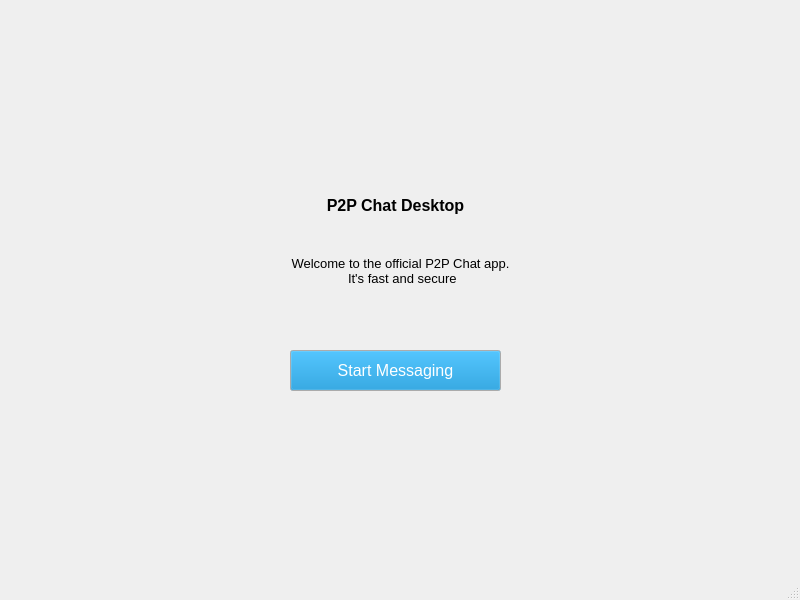
Qt form unregister.ui (VladimirTakeda/ChatClient) before a commit.
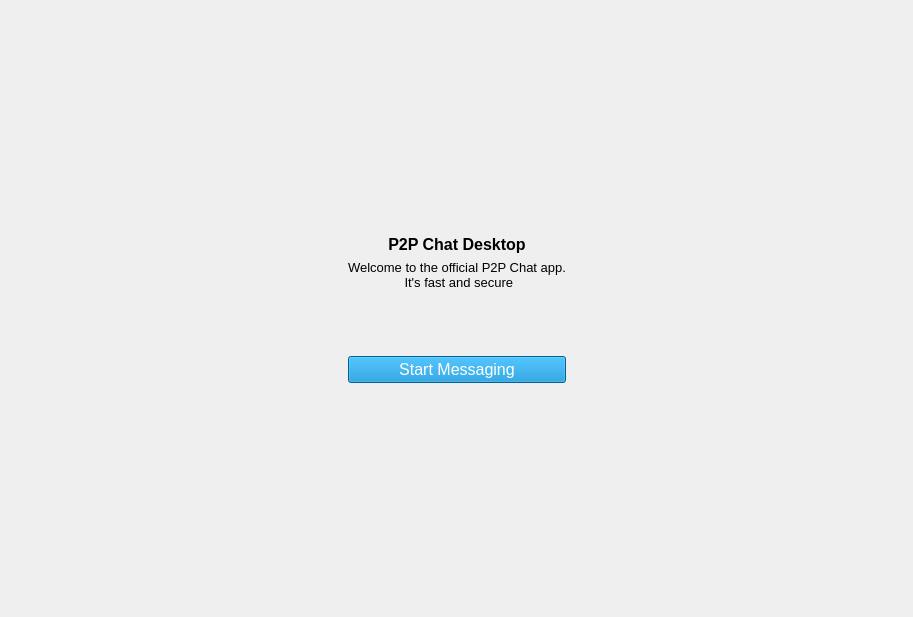
The same form after that commit.

Commit message: 1) added registration + chat + unregister widgets 2) added websocket client for chat widget 3) made http registration

What changed in the file:
```diff
--- a/unregister.ui
+++ b/unregister.ui
@@ -1,40 +1,93 @@
 <?xml version="1.0" encoding="UTF-8"?>
 <ui version="4.0">
- <class>MainWindow</class>
- <widget class="QMainWindow" name="MainWindow">
+ <class>UnregisteredUI</class>
+ <widget class="QWidget" name="UnregisteredUI">
   <property name="geometry">
    <rect>
     <x>0</x>
     <y>0</y>
-    <width>800</width>
-    <height>600</height>
+    <width>913</width>
+    <height>617</height>
    </rect>
   </property>
   <property name="windowTitle">
    <string>MainWindow</string>
   </property>
-  <widget class="QWidget" name="centralwidget">
+  <layout class="QHBoxLayout" name="horizontalLayout_2">
+   <item>
+    <layout class="QHBoxLayout" name="horizontalLayout">
+     <item>
+      <spacer name="horizontalSpacer">
+       <property name="orientation">
+        <enum>Qt::Horizontal</enum>
+       </property>
+       <property name="sizeHint" stdset="0">
+        <size>
+         <width>40</width>
+         <height>20</height>
+        </size>
+       </property>
+      </spacer>
+     </item>
+     <item>
+      <layout class="QVBoxLayout" name="verticalLayout" stretch="1,0,0,0,1">
+       <item>
+        <spacer name="verticalSpacer">
+         <property name="orientation">
+          <enum>Qt::Vertical</enum>
+         </property>
+         <property name="sizeHint" stdset="0">
+          <size>
+           <width>20</width>
+           <height>40</height>
+          </size>
+         </property>
+        </spacer>
+       </item>
+       <item>
+        <widget class="QLabel" name="label">
+         <property name="font">
+          <font>
+           <pointsize>12</pointsize>
+           <bold>true</bold>
+          </font>
+         </property>
+         <property name="text">
+          <string>P2P Chat Desktop</string>
+         </property>
+         <property name="textFormat">
+          <enum>Qt::PlainText</enum>
+         </property>
+         <property name="alignment">
+          <set>Qt::AlignCenter</set>
+         </property>
+        </widget>
+       </item>
+       <item>
+        <widget class="QLabel" name="label_2">
+         <property name="font">
+          <font>
+           <pointsize>10</pointsize>
+          </font>
+         </property>
+         <property name="text">
+          <string>Welcome to the official P2P Chat app.
+ It's fast and secure
+
+
+
+</string>
+         </property>
+         <property name="alignment">
+          <set>Qt::AlignCenter</set>
+         </property>
+        </widget>
+       </item>
+       <item>
    <widget class="QPushButton" name="pushButton">
-    <property name="geometry">
-     <rect>
-      <x>290</x>
-      <y>350</y>
-      <width>211</width>
-      <height>41</height>
-     </rect>
-    </property>
     <property name="palette">
      <palette>
       <active>
-       <colorrole role="WindowText">
-        <brush brushstyle="SolidPattern">
-         <color alpha="255">
-          <red>0</red>
-          <green>0</green>
-          <blue>0</blue>
-         </color>
-        </brush>
-       </colorrole>
        <colorrole role="Button">
         <brush brushstyle="SolidPattern">
          <color alpha="255">
@@ -53,17 +106,26 @@
          </color>
         </brush>
        </colorrole>
+            <colorrole role="Base">
+             <brush brushstyle="SolidPattern">
+              <color alpha="255">
+               <red>0</red>
+               <green>136</green>
+               <blue>204</blue>
+              </color>
+             </brush>
+            </colorrole>
+            <colorrole role="Window">
+             <brush brushstyle="SolidPattern">
+              <color alpha="255">
+               <red>0</red>
+               <green>136</green>
+               <blue>204</blue>
+              </color>
+             </brush>
+            </colorrole>
       </active>
       <inactive>
-       <colorrole role="WindowText">
-        <brush brushstyle="SolidPattern">
-         <color alpha="255">
-          <red>0</red>
-          <green>0</green>
-          <blue>0</blue>
-         </color>
-        </brush>
-       </colorrole>
        <colorrole role="Button">
         <brush brushstyle="SolidPattern">
          <color alpha="255">
@@ -82,6 +144,33 @@
          </color>
         </brush>
        </colorrole>
+            <colorrole role="Base">
+             <brush brushstyle="SolidPattern">
+              <color alpha="255">
+               <red>0</red>
+               <green>136</green>
+               <blue>204</blue>
+              </color>
+             </brush>
+            </colorrole>
+            <colorrole role="Window">
+             <brush brushstyle="SolidPattern">
+              <color alpha="255">
+               <red>0</red>
+               <green>136</green>
+               <blue>204</blue>
+              </color>
+             </brush>
+            </colorrole>
+            <colorrole role="Shadow">
+             <brush brushstyle="SolidPattern">
+              <color alpha="255">
+               <red>0</red>
+               <green>136</green>
+               <blue>204</blue>
+              </color>
+             </brush>
+            </colorrole>
       </inactive>
       <disabled>
        <colorrole role="Button">
@@ -93,6 +182,33 @@
          </color>
         </brush>
        </colorrole>
+            <colorrole role="ButtonText">
+             <brush brushstyle="SolidPattern">
+              <color alpha="255">
+               <red>255</red>
+               <green>255</green>
+               <blue>255</blue>
+              </color>
+             </brush>
+            </colorrole>
+            <colorrole role="Base">
+             <brush brushstyle="SolidPattern">
+              <color alpha="255">
+               <red>0</red>
+               <green>136</green>
+               <blue>204</blue>
+              </color>
+             </brush>
+            </colorrole>
+            <colorrole role="Window">
+             <brush brushstyle="SolidPattern">
+              <color alpha="255">
+               <red>0</red>
+               <green>136</green>
+               <blue>204</blue>
+              </color>
+             </brush>
+            </colorrole>
       </disabled>
      </palette>
     </property>
@@ -101,69 +217,48 @@
       <pointsize>12</pointsize>
      </font>
     </property>
+         <property name="autoFillBackground">
+          <bool>false</bool>
+         </property>
+         <property name="styleSheet">
+          <string notr="true">background-color: rgb(0, 136, 204);</string>
+         </property>
     <property name="text">
      <string>Start Messaging</string>
     </property>
    </widget>
-   <widget class="QLabel" name="label">
-    <property name="geometry">
-     <rect>
-      <x>310</x>
-      <y>180</y>
-      <width>171</width>
-      <height>51</height>
-     </rect>
-    </property>
-    <property name="font">
-     <font>
-      <pointsize>12</pointsize>
-      <bold>true</bold>
-     </font>
-    </property>
-    <property name="text">
-     <string>P2P Chat Desktop</string>
-    </property>
-    <property name="textFormat">
-     <enum>Qt::PlainText</enum>
-    </property>
-    <property name="alignment">
-     <set>Qt::AlignCenter</set>
-    </property>
-   </widget>
-   <widget class="QLabel" name="label_2">
-    <property name="geometry">
-     <rect>
-      <x>250</x>
-      <y>250</y>
-      <width>301</width>
-      <height>41</height>
-     </rect>
-    </property>
-    <property name="font">
-     <font>
-      <pointsize>10</pointsize>
-     </font>
-    </property>
-    <property name="text">
-     <string>Welcome to the official P2P Chat app.
- It's fast and secure</string>
-    </property>
-    <property name="alignment">
-     <set>Qt::AlignCenter</set>
-    </property>
-   </widget>
-  </widget>
-  <widget class="QMenuBar" name="menubar">
-   <property name="geometry">
-    <rect>
-     <x>0</x>
-     <y>0</y>
-     <width>800</width>
-     <height>21</height>
-    </rect>
-   </property>
-  </widget>
-  <widget class="QStatusBar" name="statusbar"/>
+       </item>
+       <item>
+        <spacer name="verticalSpacer_2">
+         <property name="orientation">
+          <enum>Qt::Vertical</enum>
+         </property>
+         <property name="sizeHint" stdset="0">
+          <size>
+           <width>20</width>
+           <height>40</height>
+          </size>
+         </property>
+        </spacer>
+       </item>
+      </layout>
+     </item>
+     <item>
+      <spacer name="horizontalSpacer_2">
+       <property name="orientation">
+        <enum>Qt::Horizontal</enum>
+       </property>
+       <property name="sizeHint" stdset="0">
+        <size>
+         <width>40</width>
+         <height>20</height>
+        </size>
+       </property>
+      </spacer>
+     </item>
+    </layout>
+   </item>
+  </layout>
  </widget>
  <resources/>
  <connections/>
```
Left out of the diff: 2 changed lines with no effect on the pictures. Lines whose indentation alone changed are shown as unchanged. The commit also changes 15 other files.
